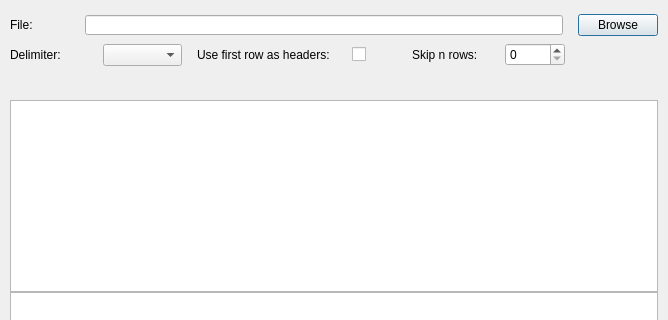
This is ui/AddFileView.ui in kForth/Plotter as Qt 5 draws it before an edit; both pictures show x 0 to 668 and y 0 to 320 of the 668 by 550 pixel window. The edited form follows.
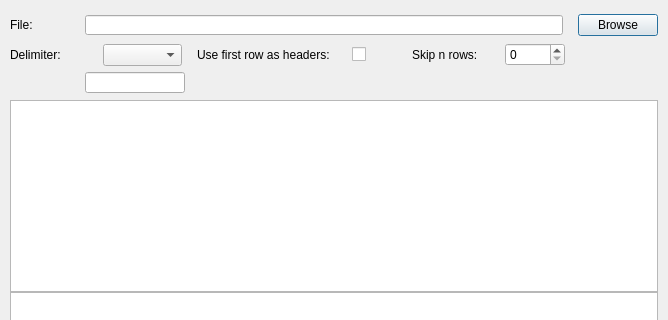
This is the edited form.

```diff
--- a/ui/AddFileView.ui
+++ b/ui/AddFileView.ui
@@ -342,23 +342,28 @@
          </item>
          <item>
           <widget class="QWidget" name="horizontalWidget_2" native="true">
-           <layout class="QHBoxLayout" name="horizontalLayout_5">
-            <property name="spacing">
-             <number>15</number>
+           <widget class="QLineEdit" name="custom_delimiter_input">
+            <property name="geometry">
+             <rect>
+              <x>75</x>
+              <y>2</y>
+              <width>100</width>
+              <height>21</height>
+             </rect>
             </property>
-            <property name="leftMargin">
-             <number>0</number>
+            <property name="sizePolicy">
+             <sizepolicy hsizetype="Fixed" vsizetype="Fixed">
+              <horstretch>0</horstretch>
+              <verstretch>0</verstretch>
+             </sizepolicy>
             </property>
-            <property name="topMargin">
-             <number>0</number>
+            <property name="maximumSize">
+             <size>
+              <width>100</width>
+              <height>16777215</height>
+             </size>
             </property>
-            <property name="rightMargin">
-             <number>0</number>
-            </property>
-            <property name="bottomMargin">
-             <number>0</number>
-            </property>
-           </layout>
+           </widget>
           </widget>
          </item>
         </layout>
```
